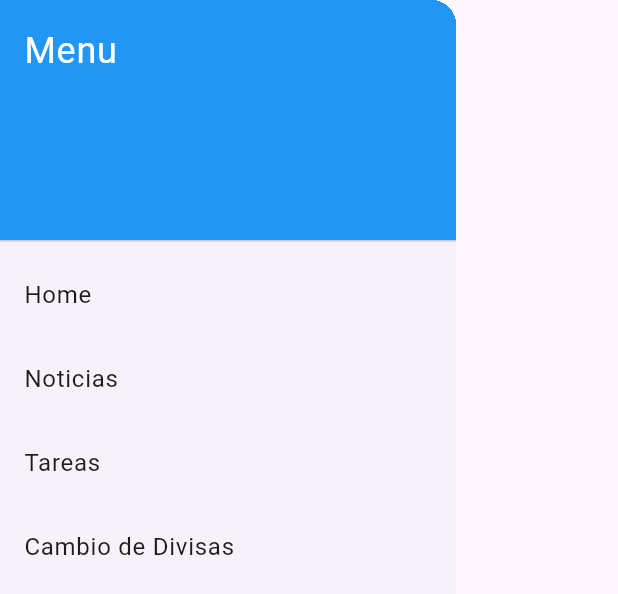
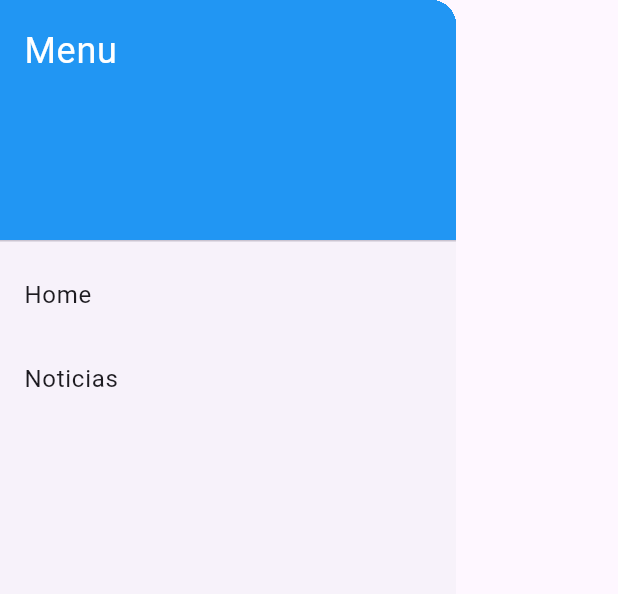
Before and after one commit to Csandoval-dev/Laboratorio1_Programovil, a Flutter app: the MenuDrawer widget shown alone on an empty page, opened directly, on a phone screen of 412 x 824 dp. Shown: the top 594 px of the screen. Run offline on Flutter 3.47's test engine with Material 3 defaults, Android fonts, the phone set to English and light mode, and no system bars; our stand-ins replace go_router.

```diff
--- a/lib/presentation/screens/screens/divisas/divisas_screen.dart
+++ b/lib/presentation/screens/screens/divisas/divisas_screen.dart
@@ -1,13 +1,15 @@
 import 'package:flutter/material.dart';
 
 class CambioDivisasScreen extends StatelessWidget {
+  const CambioDivisasScreen({super.key});
+
   @override
   Widget build(BuildContext context) {
     return Scaffold(
       appBar: AppBar(
-        title: Text('Cambio de Divisas'),
+        title: const Text('Cambio de Divisas'),
       ),
-      body: Center(
+      body: const Center(
         child: Text('Pantalla de Cambio de Divisas'),
       ),
     );
--- a/lib/presentation/screens/screens/home/widgets/menu_drawer.dart
+++ b/lib/presentation/screens/screens/home/widgets/menu_drawer.dart
@@ -1,14 +1,17 @@
 import 'package:flutter/material.dart';
 import 'package:go_router/go_router.dart';
 
+
 class MenuDrawer extends StatelessWidget {
+  const MenuDrawer({super.key});
+
   @override
   Widget build(BuildContext context) {
     return Drawer(
       child: ListView(
         padding: EdgeInsets.zero,
         children: <Widget>[
-          DrawerHeader(
+          const DrawerHeader(
             decoration: BoxDecoration(
               color: Colors.blue,
             ),
@@ -21,20 +24,12 @@ class MenuDrawer extends StatelessWidget {
             ),
           ),
           ListTile(
-            title: Text('Home'),
+            title: const Text('Home'),
             onTap: () => GoRouter.of(context).go('/'),
           ),
           ListTile(
-            title: Text('Noticias'),
+            title: const Text('Noticias'),
             onTap: () => GoRouter.of(context).go('/noticias'),
-          ),
-          ListTile(
-            title: Text('Tareas'),
-            onTap: () => GoRouter.of(context).go('/tareas'),
-          ),
-          ListTile(
-            title: Text('Cambio de Divisas'),
-            onTap: () => GoRouter.of(context).go('/cambio_divisas'),
           ),
         ],
       ),
--- a/lib/presentation/screens/screens/noticias_screen.dart
+++ b/lib/presentation/screens/screens/noticias_screen.dart
@@ -1,7 +1,7 @@
 import 'package:flutter/material.dart';
 
 class NoticiasScreen extends StatelessWidget {
-  const NoticiasScreen({Key? key}) : super(key: key);
+  const NoticiasScreen({super.key});
 
   @override
   Widget build(BuildContext context) {
```
Also changed, not shown: lib/router/app_router.dart (+6 -19 lines).
